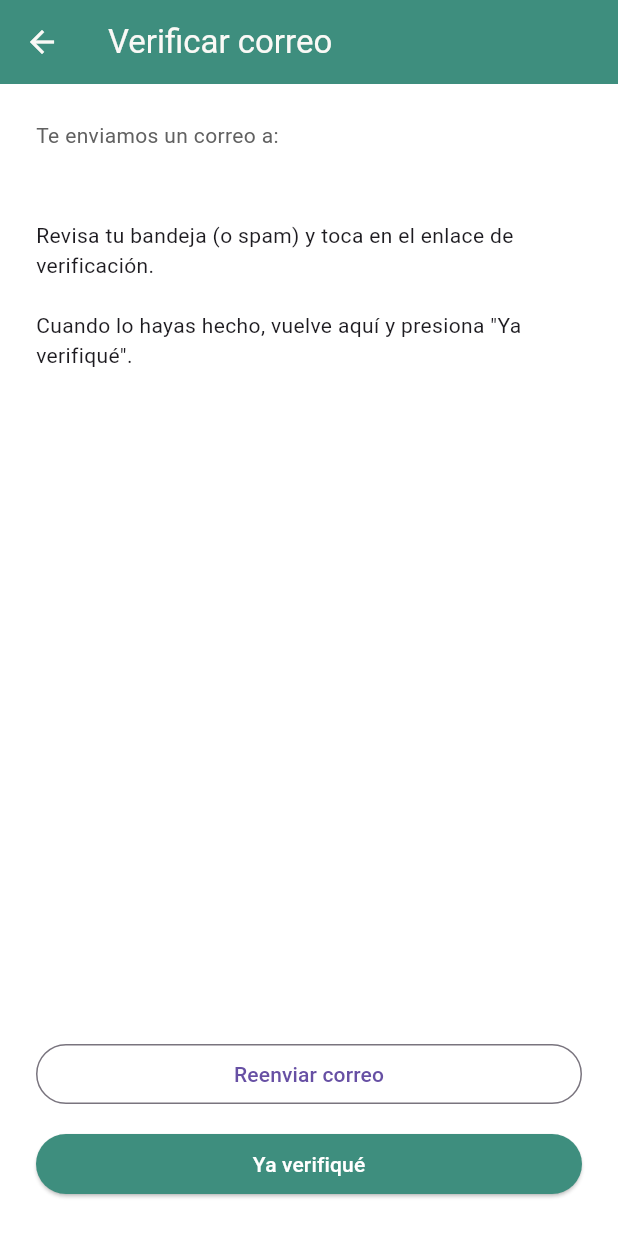
After one commit to KZzual/PetHub_Proyect, a Flutter app: the VerifyEmailPage screen opened directly, on a phone screen of 412 x 824 dp. The commit adds this screen. Run offline on Flutter 3.47's test engine with Material 3 defaults, Android fonts, the light colour scheme and no system bars; our stand-ins replace firebase_auth, firebase_core; accounts and stored records are empty.

Commit message:
Iniciar Sesion

```diff
--- /dev/null
+++ b/Pethub-app/pethub/lib/screens/verify_email_page.dart
@@ -0,0 +1,115 @@
+import 'package:flutter/material.dart';
+import '../utils/app_colors.dart';
+import '../auth_service.dart';
+
+class VerifyEmailPage extends StatefulWidget {
+  const VerifyEmailPage({super.key});
+
+  @override
+  State<VerifyEmailPage> createState() => _VerifyEmailPageState();
+}
+
+class _VerifyEmailPageState extends State<VerifyEmailPage> {
+  bool _sending = false;
+  bool _checking = false;
+
+  Future<void> _resendEmail() async {
+    setState(() => _sending = true);
+    try {
+      await AuthService.instance.sendEmailVerification();
+      if (!mounted) return;
+      ScaffoldMessenger.of(context).showSnackBar(
+        const SnackBar(content: Text('Correo de verificación enviado ✅')),
+      );
+    } catch (e) {
+      if (!mounted) return;
+      ScaffoldMessenger.of(context).showSnackBar(
+        SnackBar(content: Text('Error: $e')),
+      );
+    } finally {
+      if (mounted) setState(() => _sending = false);
+    }
+  }
+
+  Future<void> _checkVerified() async {
+    setState(() => _checking = true);
+    final ok = await AuthService.instance.isEmailVerified();
+    if (!mounted) return;
+    if (ok) {
+      Navigator.pop(context, true); // <- vuelve al login y continua al MainShell
+    } else {
+      ScaffoldMessenger.of(context).showSnackBar(
+        const SnackBar(content: Text('Aún no verificas el correo')),
+      );
+    }
+    if (mounted) setState(() => _checking = false);
+  }
+
+  @override
+  Widget build(BuildContext context) {
+    final email = AuthService.instance.currentUser?.email ?? '';
+    return Scaffold(
+      appBar: AppBar(
+        title: const Text('Verificar correo'),
+        backgroundColor: AppColors.primary,
+        foregroundColor: AppColors.textLight,
+      ),
+      body: Padding(
+        padding: const EdgeInsets.all(24),
+        child: Column(
+          crossAxisAlignment: CrossAxisAlignment.start,
+          children: [
+            Text('Te enviamos un correo a:',
+                style: TextStyle(color: Colors.grey[700])),
+            const SizedBox(height: 6),
+            Text(
+              email,
+              style: const TextStyle(fontWeight: FontWeight.bold),
+            ),
+            const SizedBox(height: 20),
+            const Text(
+              'Revisa tu bandeja (o spam) y toca en el enlace de verificación.\n\n'
+              'Cuando lo hayas hecho, vuelve aquí y presiona "Ya verifiqué".',
+            ),
+            const Spacer(),
+            Column(
+              children: [
+                SizedBox(
+                  width: double.infinity,
+                  child: OutlinedButton(
+                    onPressed: _sending ? null : _resendEmail,
+                    child: _sending
+                        ? const SizedBox(
+                            width: 22, height: 22,
+                            child: CircularProgressIndicator(strokeWidth: 2))
+                        : const Text('Reenviar correo'),
+                  ),
+                ),
+                const SizedBox(height: 12),
+                SizedBox(
+                  width: double.infinity,
+                  child: ElevatedButton(
+                    onPressed: _checking ? null : _checkVerified,
+                    style: ElevatedButton.styleFrom(
+                      backgroundColor: AppColors.primary,
+                      foregroundColor: Colors.white,
+                    ),
+                    child: _checking
+                        ? const SizedBox(
+                            width: 22, height: 22,
+                            child: CircularProgressIndicator(
+                              color: Colors.white,
+                              strokeWidth: 2,
+                            ),
+                          )
+                        : const Text('Ya verifiqué'),
+                  ),
+                ),
+              ],
+            )
+          ],
+        ),
+      ),
+    );
+  }
+}
--- a/Pethub-app/pethub/pubspec.yaml
+++ b/Pethub-app/pethub/pubspec.yaml
@@ -35,6 +35,7 @@ dependencies:
   # Use with the CupertinoIcons class for iOS style icons.
   cupertino_icons: ^1.0.8
   firebase_core: ^4.2.0
+  firebase_auth: ^6.1.1
 
 dev_dependencies:
   flutter_test:
```
Also changed, not shown: Pethub-app/pethub/lib/auth_service.dart (added, +73 -0 lines), Pethub-app/pethub/lib/screens/login_page.dart (+54 -12 lines), Pethub-app/pethub/lib/firebase_options.dart, Pethub-app/pethub/pubspec.lock, 3 other files.
